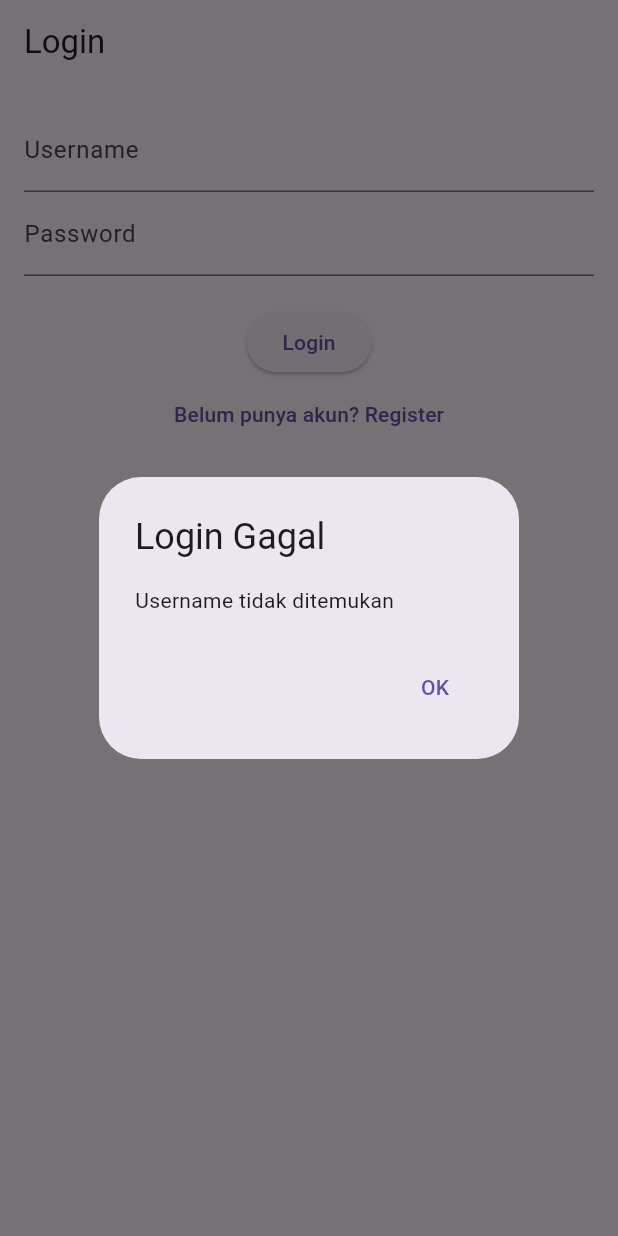
After one commit to Adittyapn/contact_app, a Flutter app: the screen it shows after launch, after a tap on "Login", on a phone screen of 412 x 824 dp. The commit adds this screen. Run offline on Flutter 3.47's test engine with Material 3 defaults, Android fonts, the phone set to English and light mode, and no system bars; our stand-ins replace hive, hive_flutter; accounts and stored records are empty; generated files the repository leaves out were written again.

Commit message:
Implement user authentication with login and registration functionality

```diff
--- /dev/null
+++ b/lib/helpers/user_db.dart
@@ -0,0 +1,26 @@
+import 'package:hive/hive.dart';
+import '../models/user.dart';
+
+class UserDB {
+  static final _box = Hive.box<User>('users');
+
+  static void registerUser(User user) {
+    _box.add(user);
+  }
+
+  static User? getUserByUsername(String username) {
+    try {
+      return _box.values.firstWhere((u) => u.username == username);
+    } catch (_) {
+      return null;
+    }
+  }
+
+  static bool isUsernameTaken(String username) {
+    return _box.values.any((u) => u.username == username);
+  }
+
+  static List<User> getAllUsers() {
+    return _box.values.toList();
+  }
+}
--- a/lib/main.dart
+++ b/lib/main.dart
@@ -1,13 +1,19 @@
 import 'package:flutter/material.dart';
 import 'package:hive_flutter/hive_flutter.dart';
 import 'models/contact.dart';
-import 'pages/home_page.dart';
+import 'models/user.dart';
+import 'pages/login_page.dart';
 
 void main() async {
   WidgetsFlutterBinding.ensureInitialized();
   await Hive.initFlutter();
+
   Hive.registerAdapter(ContactAdapter());
+  Hive.registerAdapter(UserAdapter());
+
   await Hive.openBox<Contact>('contacts');
+  await Hive.openBox<User>('users');
+
   runApp(const MyApp());
 }
 
@@ -20,7 +26,7 @@ class MyApp extends StatelessWidget {
       title: 'Flutter Contact App',
       debugShowCheckedModeBanner: false,
       theme: ThemeData(primarySwatch: Colors.teal),
-      home: const HomePage(),
+      home: const LoginPage(),
     );
   }
 }
--- a/lib/models/contact.dart
+++ b/lib/models/contact.dart
@@ -2,7 +2,7 @@ import 'package:hive/hive.dart';
 
 part 'contact.g.dart';
 
-@HiveType(typeId: 0)
+@HiveType(typeId: 1)
 class Contact extends HiveObject {
   @HiveField(0)
   String name;
--- /dev/null
+++ b/lib/models/user.dart
@@ -0,0 +1,14 @@
+import 'package:hive/hive.dart';
+
+part 'user.g.dart';
+
+@HiveType(typeId: 2)
+class User extends HiveObject {
+  @HiveField(0)
+  late String username;
+
+  @HiveField(1)
+  late String password;
+
+  User({required this.username, required this.password});
+}
--- /dev/null
+++ b/lib/pages/login_page.dart
@@ -0,0 +1,93 @@
+import 'package:flutter/material.dart';
+import '../helpers/user_db.dart';
+import 'register_page.dart';
+import 'home_page.dart'; // <- ini yang benar
+
+class LoginPage extends StatefulWidget {
+  const LoginPage({super.key});
+
+  @override
+  State<LoginPage> createState() => _LoginPageState();
+}
+
+class _LoginPageState extends State<LoginPage> {
+  final _usernameController = TextEditingController();
+  final _passwordController = TextEditingController();
+
+  void _login() {
+    final username = _usernameController.text.trim();
+    final password = _passwordController.text.trim();
+
+    final user = UserDB.getUserByUsername(username);
+
+    if (user == null) {
+      _showAlert('Username tidak ditemukan');
+      return;
+    }
+
+    if (user.password != password) {
+      _showAlert('Password salah');
+      return;
+    }
+
+    // Login sukses
+    ScaffoldMessenger.of(
+      context,
+    ).showSnackBar(const SnackBar(content: Text('Login berhasil')));
+
+    Navigator.pushReplacement(
+      context,
+      MaterialPageRoute(builder: (_) => HomePage(user: user)),
+    );
+  }
+
+  void _showAlert(String message) {
+    showDialog(
+      context: context,
+      builder: (_) => AlertDialog(
+        title: const Text('Login Gagal'),
+        content: Text(message),
+        actions: [
+          TextButton(
+            child: const Text('OK'),
+            onPressed: () => Navigator.pop(context),
+          ),
+        ],
+      ),
+    );
+  }
+
+  @override
+  Widget build(BuildContext context) {
+    return Scaffold(
+      appBar: AppBar(title: const Text("Login")),
+      body: Padding(
+        padding: const EdgeInsets.all(16),
+        child: Column(
+          children: [
+            TextField(
+              controller: _usernameController,
+              decoration: const InputDecoration(labelText: "Username"),
+            ),
+            TextField(
+              controller: _passwordController,
+              decoration: const InputDecoration(labelText: "Password"),
+              obscureText: true,
+            ),
+            const SizedBox(height: 20),
+            ElevatedButton(onPressed: _login, child: const Text("Login")),
+            TextButton(
+              child: const Text("Belum punya akun? Register"),
+              onPressed: () {
+                Navigator.push(
+                  context,
+                  MaterialPageRoute(builder: (_) => const RegisterPage()),
+                );
+              },
+            ),
+          ],
+        ),
+      ),
+    );
+  }
+}
--- /dev/null
+++ b/lib/pages/register_page.dart
@@ -0,0 +1,62 @@
+import 'package:flutter/material.dart';
+import '../models/user.dart';
+import '../helpers/user_db.dart';
+
+class RegisterPage extends StatefulWidget {
+  const RegisterPage({super.key});
+
+  @override
+  State<RegisterPage> createState() => _RegisterPageState();
+}
+
+class _RegisterPageState extends State<RegisterPage> {
+  final _usernameController = TextEditingController();
+  final _passwordController = TextEditingController();
+
+  void _register() {
+    final username = _usernameController.text.trim();
+    final password = _passwordController.text.trim();
+
+    if (username.isEmpty || password.isEmpty) return;
+
+    if (UserDB.isUsernameTaken(username)) {
+      ScaffoldMessenger.of(
+        context,
+      ).showSnackBar(const SnackBar(content: Text("Username sudah digunakan")));
+      return;
+    }
+
+    UserDB.registerUser(User(username: username, password: password));
+
+    ScaffoldMessenger.of(
+      context,
+    ).showSnackBar(const SnackBar(content: Text("Registrasi berhasil")));
+
+    Navigator.pop(context); // Kembali ke login
+  }
+
+  @override
+  Widget build(BuildContext context) {
+    return Scaffold(
+      appBar: AppBar(title: const Text("Register")),
+      body: Padding(
+        padding: const EdgeInsets.all(16),
+        child: Column(
+          children: [
+            TextField(
+              controller: _usernameController,
+              decoration: const InputDecoration(labelText: "Username"),
+            ),
+            TextField(
+              controller: _passwordController,
+              decoration: const InputDecoration(labelText: "Password"),
+              obscureText: true,
+            ),
+            const SizedBox(height: 20),
+            ElevatedButton(onPressed: _register, child: const Text("Daftar")),
+          ],
+        ),
+      ),
+    );
+  }
+}
```
Also changed, not shown: lib/pages/hive_debug_page.dart (added, +50 -0 lines), lib/pages/home_page.dart (+161 -15 lines), lib/models/user.g.dart.
